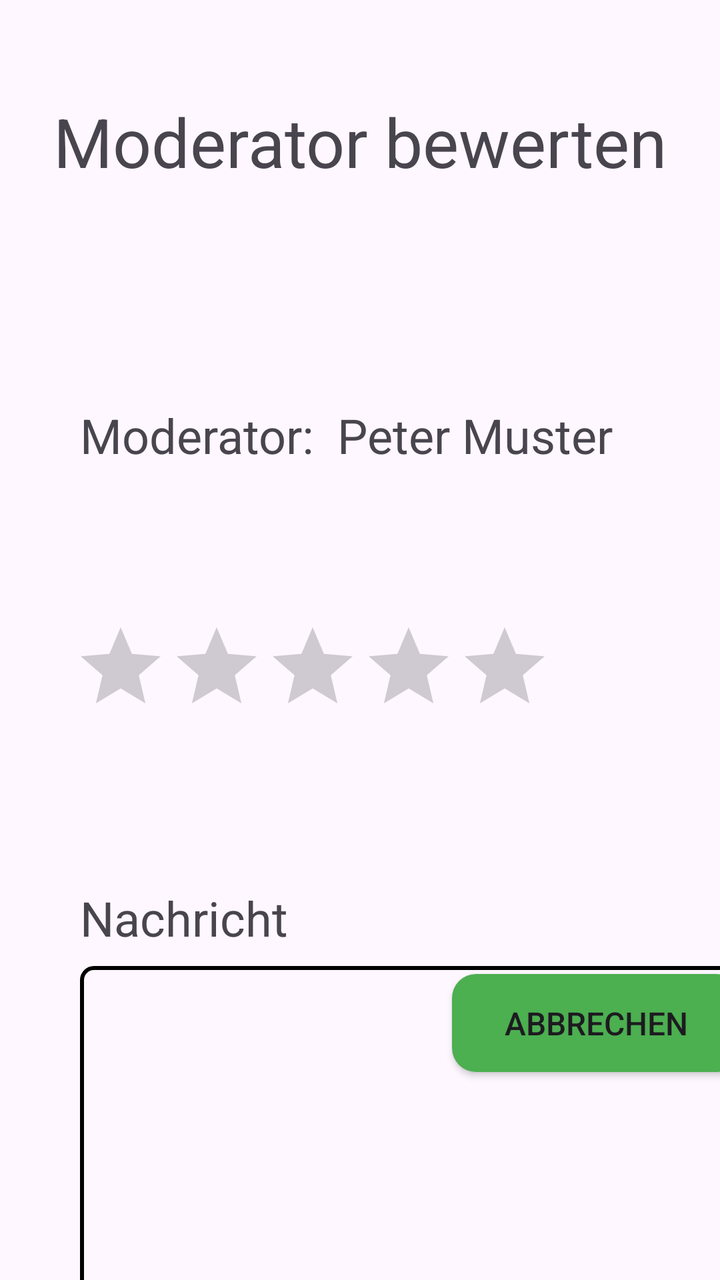
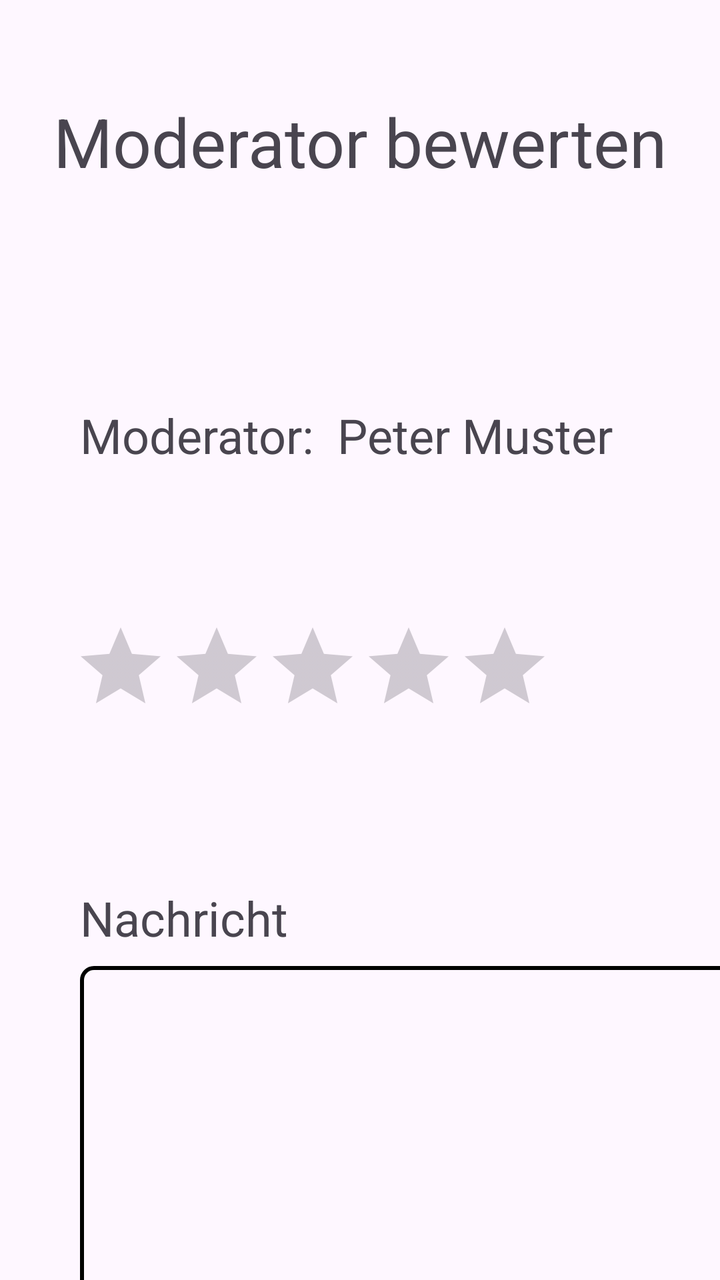

Two renders of the same Android screen: before a commit and after it. Below are the layout's source before the change and the commit's diff.
<!-- AndroidManifest.xml: application theme Theme.RadioApp -->
<!-- res/layout/fragment_rate_moderator.xml -->
<androidx.constraintlayout.widget.ConstraintLayout xmlns:android="http://schemas.android.com/apk/res/android"
    xmlns:app="http://schemas.android.com/apk/res-auto"
    xmlns:tools="http://schemas.android.com/tools"
    android:id="@+id/main"
    android:layout_width="match_parent"
    android:layout_height="match_parent"
    android:exported="true">

    <RatingBar
        android:id="@+id/ratingBarPlaylist2"
        android:layout_width="wrap_content"
        android:layout_height="wrap_content"
        android:layout_marginTop="76dp"
        android:layout_marginEnd="84dp"
        android:max="5"
        android:numStars="5"
        app:layout_constraintEnd_toEndOf="parent"
        app:layout_constraintHorizontal_bias="0.957"
        app:layout_constraintStart_toStartOf="@+id/labelSongTitle"
        app:layout_constraintTop_toBottomOf="@+id/labelSongTitle" />

    <TextView
        android:id="@+id/labelActivityTitle"
        android:layout_width="wrap_content"
        android:layout_height="wrap_content"
        android:layout_marginTop="48dp"
        android:text="@string/moderator_rating.fragmentTitle.label"
        android:textSize="34sp"
        app:layout_constraintEnd_toEndOf="parent"
        app:layout_constraintHorizontal_bias="0.498"
        app:layout_constraintStart_toStartOf="parent"
        app:layout_constraintTop_toTopOf="parent" />

    <TextView
        android:id="@+id/textViewCurrentModerator"
        android:layout_width="200dp"
        android:layout_height="33dp"
        android:layout_marginStart="12dp"
        android:text="@string/moderator_rating.moderatorName.defaultValue"
        android:textSize="24sp"
        app:layout_constraintEnd_toEndOf="parent"
        app:layout_constraintHorizontal_bias="0.023"
        app:layout_constraintStart_toEndOf="@+id/labelSongTitle"
        app:layout_constraintTop_toTopOf="@+id/labelSongTitle" />

    <TextView
        android:id="@+id/labelSongTitle"
        android:layout_width="wrap_content"
        android:layout_height="wrap_content"
        android:layout_marginStart="40dp"
        android:layout_marginTop="108dp"
        android:labelFor="@+id/labelSongTitle"
        android:text="@string/moderator_rating.moderatorName.label"
        android:textSize="24sp"
        app:layout_constraintStart_toStartOf="parent"
        app:layout_constraintTop_toBottomOf="@+id/labelActivityTitle" />

    <TextView
        android:id="@+id/labelModeratorAdditionalMessage"
        android:layout_width="wrap_content"
        android:layout_height="wrap_content"
        android:layout_marginTop="76dp"
        android:text="@string/moderator_rating.moderatorMessage.label"
        android:textSize="24sp"
        app:layout_constraintStart_toStartOf="@+id/labelSongTitle"
        app:layout_constraintTop_toBottomOf="@+id/ratingBarPlaylist2" />

    <EditText
        android:id="@+id/editTextAdditionalMessage"
        android:layout_width="330dp"
        android:layout_height="201dp"
        android:layout_marginTop="8dp"
        android:background="@drawable/text_field_boarder"
        android:ems="10"
        android:gravity="start|top"
        android:inputType="textMultiLine"
        android:textSize="16sp"
        app:backgroundTint="@null"
        app:layout_constraintStart_toStartOf="@+id/labelModeratorAdditionalMessage"
        app:layout_constraintTop_toBottomOf="@+id/labelModeratorAdditionalMessage" />

    <Button
        android:id="@+id/btnCancel"
        android:layout_width="144dp"
        android:layout_height="49dp"
        android:layout_marginBottom="104dp"
        android:background="@drawable/button_shape_cancel"
        android:text="@string/moderator_rating.buttonConfirm.label"
        android:textSize="16sp"
        app:backgroundTint="@null"
        app:layout_constraintBottom_toBottomOf="parent"
        app:layout_constraintStart_toStartOf="@+id/editTextAdditionalMessage"
        app:layout_constraintTop_toBottomOf="@+id/editTextAdditionalMessage"
        app:layout_constraintVertical_bias="1.0" />

    <Button
        android:id="@+id/btnConfirm"
        android:layout_width="144dp"
        android:layout_height="49dp"
        android:background="@drawable/button_shape_confirm"
        android:text="@string/moderator_rating.buttonCancel.label"
        android:textSize="16sp"
        app:backgroundTint="@null"
        app:layout_constraintBottom_toBottomOf="@+id/btnCancel"
        app:layout_constraintEnd_toEndOf="@+id/editTextAdditionalMessage" />


</androidx.constraintlayout.widget.ConstraintLayout>
<!-- resources referenced by this layout -->
<resources>
  <!-- drawable button_shape_cancel (drawable) -->
  <shape xmlns:android="http://schemas.android.com/apk/res/android"
      android:shape="rectangle">
  
      <solid android:color="#F44336" />
  
      <corners android:radius="12dp" />
  
      <padding
          android:left="16dp"
          android:top="10dp"
          android:right="16dp"
          android:bottom="10dp" />
  </shape>
  <!-- drawable button_shape_confirm (drawable) -->
  <shape xmlns:android="http://schemas.android.com/apk/res/android"
      android:shape="rectangle">
  
      <solid android:color="#4CAF50" />
  
      <corners android:radius="12dp" />
  
      <padding
          android:left="16dp"
          android:top="10dp"
          android:right="16dp"
          android:bottom="10dp" />
  </shape>
  <!-- drawable text_field_boarder (drawable) -->
  <shape xmlns:android="http://schemas.android.com/apk/res/android"
      android:shape="rectangle">
  
      <solid android:color="@android:color/transparent" />
  
      <stroke
          android:width="2dp"
          android:color="#000000" />
  
      <corners android:radius="6dp" />
  
      <padding
          android:left="8dp"
          android:top="8dp"
          android:right="8dp"
          android:bottom="8dp" />
  </shape>
  <string name="moderator_rating.buttonCancel.label">Abbrechen</string>
  <string name="moderator_rating.buttonConfirm.label">Senden</string>
  <string name="moderator_rating.fragmentTitle.label">Moderator bewerten</string>
  <string name="moderator_rating.moderatorMessage.label">Nachricht</string>
  <string name="moderator_rating.moderatorName.defaultValue">Peter Muster</string>
  <string name="moderator_rating.moderatorName.label">Moderator:</string>
  <style name="Theme.RadioApp" parent="Base.Theme.RadioApp" />
  <style name="Base.Theme.RadioApp" parent="Theme.Material3.DayNight.NoActionBar">
          
          
      </style>
</resources>

<!-- the commit's change to res/layout/fragment_rate_moderator.xml (unified diff, before → after) -->
@@ -7,7 +7,7 @@
     android:exported="true">
 
     <RatingBar
-        android:id="@+id/ratingBarPlaylist2"
+        android:id="@+id/ratingBarModerator"
         android:layout_width="wrap_content"
         android:layout_height="wrap_content"
         android:layout_marginTop="76dp"
@@ -63,7 +63,7 @@
         android:text="@string/moderator_rating.moderatorMessage.label"
         android:textSize="24sp"
         app:layout_constraintStart_toStartOf="@+id/labelSongTitle"
-        app:layout_constraintTop_toBottomOf="@+id/ratingBarPlaylist2" />
+        app:layout_constraintTop_toBottomOf="@+id/ratingBarModerator" />
 
     <EditText
         android:id="@+id/editTextAdditionalMessage"
@@ -83,26 +83,25 @@
         android:id="@+id/btnCancel"
         android:layout_width="144dp"
         android:layout_height="49dp"
-        android:layout_marginBottom="104dp"
+        android:layout_marginTop="53dp"
         android:background="@drawable/button_shape_cancel"
-        android:text="@string/moderator_rating.buttonConfirm.label"
+        android:text="@string/moderator_rating.buttonCancel.label"
         android:textSize="16sp"
         app:backgroundTint="@null"
-        app:layout_constraintBottom_toBottomOf="parent"
         app:layout_constraintStart_toStartOf="@+id/editTextAdditionalMessage"
-        app:layout_constraintTop_toBottomOf="@+id/editTextAdditionalMessage"
-        app:layout_constraintVertical_bias="1.0" />
+        app:layout_constraintTop_toBottomOf="@+id/editTextAdditionalMessage" />
 
     <Button
         android:id="@+id/btnConfirm"
         android:layout_width="144dp"
         android:layout_height="49dp"
         android:background="@drawable/button_shape_confirm"
-        android:text="@string/moderator_rating.buttonCancel.label"
+        android:text="@string/moderator_rating.buttonConfirm.label"
         android:textSize="16sp"
         app:backgroundTint="@null"
         app:layout_constraintBottom_toBottomOf="@+id/btnCancel"
-        app:layout_constraintEnd_toEndOf="@+id/editTextAdditionalMessage" />
+        app:layout_constraintEnd_toEndOf="@+id/editTextAdditionalMessage"
+        app:layout_constraintTop_toTopOf="@+id/btnCancel" />
 
 
 </androidx.constraintlayout.widget.ConstraintLayout>
